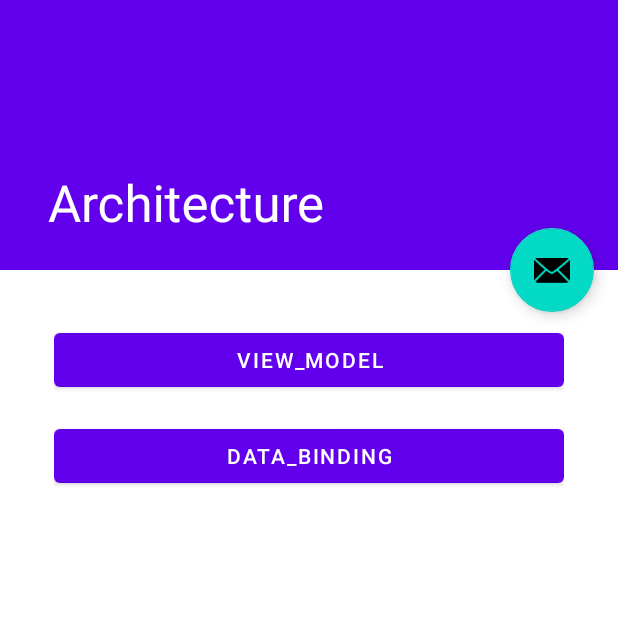
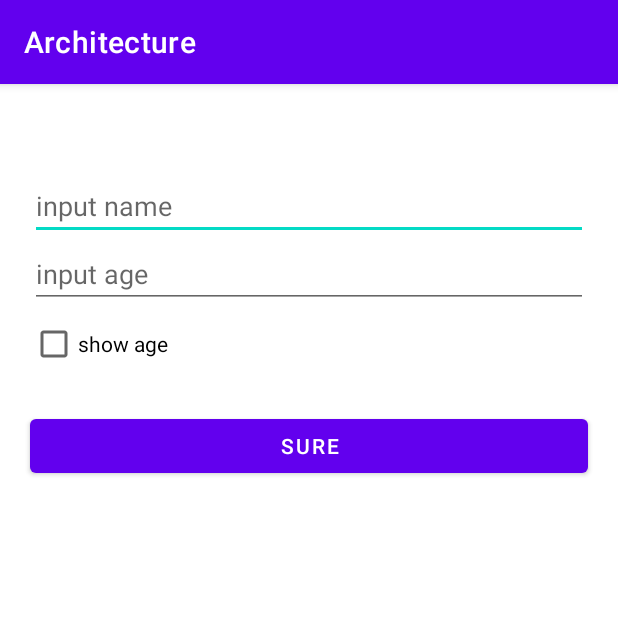
Before and after one commit to 0pipi0/TextKotlinApplication, an Android app: the screen it shows after launch (MainActivity before the commit, DataBindingActivity after it), after a tap on "DATA_BINDING", on a phone screen of 412 x 824 dp, the top half of it. Run offline under Robolectric (Android 15) with nearby library versions, the phone set to English and light mode, and no system bars; our stand-ins replace data binding.

Commit message:
add architecture data binding

```diff
--- a/architecture/build.gradle
+++ b/architecture/build.gradle
@@ -1,6 +1,8 @@
 plugins {
     id 'com.android.application'
     id 'org.jetbrains.kotlin.android'
+    id 'kotlin-android-extensions'
+    id 'kotlin-kapt'
 }
 
 android {
@@ -32,6 +34,9 @@ android {
     buildFeatures {
         viewBinding true
     }
+    dataBinding {
+        enabled true
+    }
 }
 
 dependencies {
@@ -45,4 +50,5 @@ dependencies {
     testImplementation 'junit:junit:4.13.2'
     androidTestImplementation 'androidx.test.ext:junit:1.1.3'
     androidTestImplementation 'androidx.test.espresso:espresso-core:3.4.0'
+//    implementation 'androidx.databinding:databinding-compiler-common:7.2.0'
 }
--- a/architecture/src/main/AndroidManifest.xml
+++ b/architecture/src/main/AndroidManifest.xml
@@ -9,11 +9,7 @@
         android:roundIcon="@mipmap/ic_launcher_round"
         android:supportsRtl="true"
         android:theme="@style/Theme.TextKotlinApplication">
-        <activity
-            android:name=".viewmodel.ViewModelActivity"
-            android:exported="false"
-            android:label="@string/title_activity_view_model"
-            android:theme="@style/Theme.TextKotlinApplication.NoActionBar" />
+
         <activity
             android:name=".MainActivity"
             android:exported="true"
@@ -25,6 +21,17 @@
                 <category android:name="android.intent.category.LAUNCHER" />
             </intent-filter>
         </activity>
+
+        <activity
+            android:name=".viewmodel.ViewModelActivity"
+            android:exported="false"
+            android:label="@string/title_activity_view_model"
+            android:theme="@style/Theme.TextKotlinApplication.NoActionBar" />
+
+        <activity
+            android:name=".databinding.DataBindingActivity"
+            android:exported="false" />
+
     </application>
 
 </manifest>
--- a/architecture/src/main/java/com/martian/architecture/MainActivity.kt
+++ b/architecture/src/main/java/com/martian/architecture/MainActivity.kt
@@ -3,10 +3,10 @@ package com.martian.architecture
 import android.content.Intent
 import android.os.Bundle
 import android.view.View
-import android.widget.Toast
 import androidx.appcompat.app.AppCompatActivity
 import com.google.android.material.snackbar.Snackbar
 import com.martian.architecture.databinding.ActivityMainBinding
+import com.martian.architecture.databinding.DataBindingActivity
 import com.martian.architecture.viewmodel.ViewModelActivity
 
 class MainActivity : AppCompatActivity() {
@@ -37,7 +37,8 @@ class MainActivity : AppCompatActivity() {
     }
 
     fun dataBinding(view: View) {
-        Toast.makeText(this,"data binding",Toast.LENGTH_SHORT).show()
+//        Toast.makeText(this,"data binding",Toast.LENGTH_SHORT).show()
+        startActivity(Intent(this,DataBindingActivity::class.java))
     }
 
 }
--- /dev/null
+++ b/architecture/src/main/java/com/martian/architecture/databinding/DataBindingActivity.kt
@@ -0,0 +1,22 @@
+package com.martian.architecture.databinding
+
+import android.os.Bundle
+import androidx.appcompat.app.AppCompatActivity
+import androidx.databinding.DataBindingUtil
+import androidx.lifecycle.ViewModelProvider
+import com.martian.architecture.R
+import com.martian.architecture.databinding.viewmodel.MViewModel
+
+class DataBindingActivity : AppCompatActivity() {
+    private lateinit var binding: ActivityDataBindingBinding
+    private lateinit var mViewModel: MViewModel
+
+    override fun onCreate(savedInstanceState: Bundle?) {
+        super.onCreate(savedInstanceState)
+        binding = DataBindingUtil.setContentView(this, R.layout.activity_data_binding)
+        setContentView(binding.root)
+        mViewModel = ViewModelProvider(this).get(MViewModel::class.java)
+        mViewModel.initPerson()
+        binding.mViewModel = mViewModel
+    }
+}
--- /dev/null
+++ b/architecture/src/main/java/com/martian/architecture/databinding/model/Person.kt
@@ -0,0 +1,52 @@
+package com.martian.architecture.databinding.model
+
+import androidx.databinding.*
+import com.martian.architecture.BR
+
+/**
+ * Create by：Martian
+ * on 2022/5/26
+ */
+class Person : BaseObservable() {
+    var name: String = ""
+        @Bindable
+        get
+        set(value) {
+            field = value
+            notifyPropertyChanged(BR.name)
+        }
+    var age: Int = 0
+        @Bindable
+        get
+        set(value) {
+            field = value
+            notifyPropertyChanged(BR.age)
+        }
+    var showAge: Boolean = true
+        @Bindable
+        get
+        set(value) {
+            field = value
+            notifyPropertyChanged(BR.showAge)
+        }
+
+//    var name = ObservableField(pName)
+//    var age = ObservableInt(pAge)
+//    var showAge = ObservableBoolean(pShow)
+//    var name = pName
+//    var age = pAge
+//    var showAge = pShow
+
+//    fun setName(mName:String){
+//        name = mName
+//    }
+//
+//    fun setAge(mAge:Int){
+//        age.set(mAge)
+//    }
+//
+//    fun setShowAge(mShowAge:Boolean){
+//        showAge.set(mShowAge)
+//    }
+
+}
--- /dev/null
+++ b/architecture/src/main/java/com/martian/architecture/databinding/util/BindingAdapters.kt
@@ -0,0 +1,17 @@
+package com.martian.architecture.databinding.util
+
+import android.view.View
+import androidx.databinding.BindingAdapter
+
+/**
+ * Create by：Martian
+ * on 2022/5/27
+ */
+object BindingAdapters {
+
+    @BindingAdapter("goneUnless")
+    @JvmStatic fun goneUnless(view: View,showAge:Boolean){
+        view.visibility = if(showAge)View.VISIBLE else View.GONE
+    }
+
+}
--- /dev/null
+++ b/architecture/src/main/java/com/martian/architecture/databinding/util/Util.kt
@@ -0,0 +1,10 @@
+package com.martian.architecture.databinding.util
+
+/**
+ * Create by：Martian
+ * on 2022/5/26
+ */
+
+fun toString(int:Int): () -> String ={
+    int.toString()
+}
--- /dev/null
+++ b/architecture/src/main/java/com/martian/architecture/databinding/viewmodel/MViewModel.kt
@@ -0,0 +1,33 @@
+package com.martian.architecture.databinding.viewmodel
+
+import androidx.databinding.ObservableField
+import androidx.lifecycle.ViewModel
+import com.martian.architecture.databinding.model.Person
+
+/**
+ * Create by：Martian
+ * on 2022/5/26
+ */
+class MViewModel : ViewModel() {
+
+     var person = ObservableField<Person>()
+//    var name = ObservableField<String>()
+//    var age = ObservableInt()
+//    var showAge = ObservableBoolean()
+
+    override fun onCleared() {
+        super.onCleared()
+    }
+
+    fun initPerson() {
+        val mPserson = Person()
+        mPserson.name = "martian"
+        mPserson.age = 18
+        mPserson.showAge = true
+        person.set(mPserson)
+    }
+
+
+
+
+}
--- /dev/null
+++ b/architecture/src/main/res/layout/activity_data_binding.xml
@@ -0,0 +1,98 @@
+<?xml version="1.0" encoding="utf-8"?>
+<layout xmlns:android="http://schemas.android.com/apk/res/android"
+    xmlns:app="http://schemas.android.com/apk/res-auto"
+    xmlns:tools="http://schemas.android.com/tools">
+
+    <data>
+
+        <import type="android.view.View" />
+
+        <import type="android.widget.CompoundButton" />
+
+        <import type="com.martian.architecture.databinding.util.UtilKt" />
+
+        <import type="com.martian.architecture.databinding.model.Person" />
+        <!--        <variable-->
+        <!--            name="person"-->
+        <!--            type="com.martian.architecture.databinding.model.Person" />-->
+
+        <variable
+            name="mViewModel"
+            type="com.martian.architecture.databinding.viewmodel.MViewModel" />
+
+    </data>
+
+    <androidx.constraintlayout.widget.ConstraintLayout
+        android:layout_width="match_parent"
+        android:layout_height="match_parent"
+        app:layout_behavior="@string/appbar_scrolling_view_behavior">
+
+        <androidx.appcompat.widget.LinearLayoutCompat
+            android:id="@+id/content"
+            android:layout_width="match_parent"
+            android:layout_height="wrap_content"
+            android:layout_marginStart="20dp"
+            android:layout_marginTop="20dp"
+            android:layout_marginEnd="20dp"
+            android:layout_marginBottom="20dp"
+            android:orientation="vertical"
+            app:layout_constraintLeft_toLeftOf="parent"
+            app:layout_constraintTop_toTopOf="parent">
+
+            <androidx.appcompat.widget.AppCompatTextView
+                android:id="@+id/name"
+                android:layout_width="match_parent"
+                android:layout_height="wrap_content"
+                android:text="@{mViewModel.person.name}" />
+
+            <androidx.appcompat.widget.AppCompatTextView
+                android:id="@+id/age"
+                android:layout_width="match_parent"
+                android:layout_height="wrap_content"
+                android:text="@{Integer.toString(mViewModel.person.age)}"
+                goneUnless="@{mViewModel.person.showAge}"/>
+<!--            android:visibility="@{mViewModel.person.showAge? View.VISIBLE : View.GONE}"-->
+
+            <androidx.appcompat.widget.AppCompatEditText
+                android:id="@+id/edit_name"
+                android:layout_width="match_parent"
+                android:layout_height="wrap_content"
+                android:hint="input name"
+                android:onTextChanged="@{(text, start, before, count)->mViewModel.person.setName(text.toString())}" />
+
+            <androidx.appcompat.widget.AppCompatEditText
+                android:id="@+id/edit_age"
+                android:layout_width="match_parent"
+                android:layout_height="wrap_content"
+                android:hint="input age"
+                android:inputType="number"
+                android:onTextChanged="@{(text, start, before, count)->mViewModel.person.setAge(Integer.valueOf(text.toString()))}" />
+
+            <androidx.appcompat.widget.AppCompatCheckBox
+                android:id="@+id/check"
+                android:layout_width="match_parent"
+                android:layout_height="wrap_content"
+                android:checked="@{mViewModel.person.showAge}"
+                android:onCheckedChanged="@{(buttonView, isChecked) ->mViewModel.person.setShowAge(isChecked)}"
+                android:text="show age" />
+
+
+        </androidx.appcompat.widget.LinearLayoutCompat>
+
+        <Button
+            android:id="@+id/button"
+            android:layout_width="0dp"
+            android:layout_height="wrap_content"
+            android:layout_marginStart="20dp"
+            android:layout_marginTop="20dp"
+            android:layout_marginEnd="20dp"
+            android:gravity="center"
+            android:text="sure"
+            app:layout_constraintEnd_toEndOf="parent"
+            app:layout_constraintHorizontal_bias="0.0"
+            app:layout_constraintStart_toStartOf="parent"
+            app:layout_constraintTop_toBottomOf="@+id/content" />
+
+
+    </androidx.constraintlayout.widget.ConstraintLayout>
+</layout>
```
